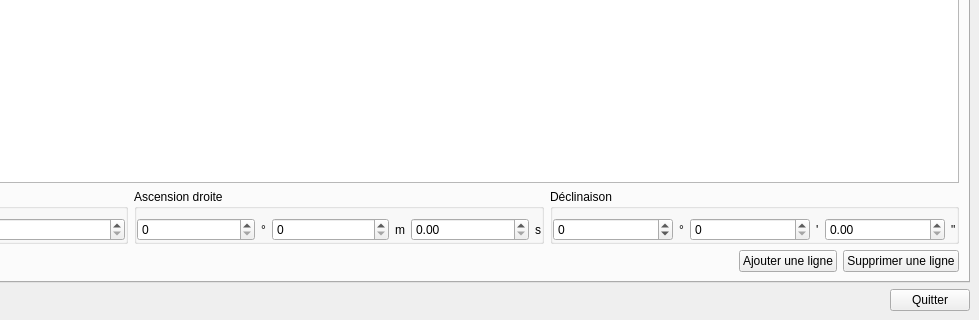
First picture: the form in tables/mapstable.ui, repository Paracetamol56/Observeur2, before the edit; both pictures show x 301 to 1280 and y 400 to 720 of the 1280 by 720 pixel window.
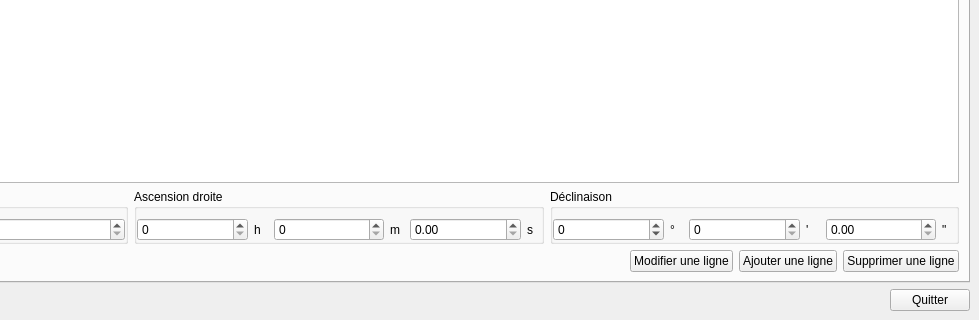
Second picture: the form after the edit. The open tabs and pages were chosen to show the change. Icons and pictures are not drawn.

What changed in the file:
```diff
--- a/tables/mapstable.ui
+++ b/tables/mapstable.ui
@@ -567,7 +567,7 @@
            <property name="title">
             <string>Ascension droite</string>
            </property>
-           <layout class="QHBoxLayout" name="horizontalLayout_12" stretch="1,0,1,0,1,0">
+           <layout class="QHBoxLayout" name="horizontalLayout_12" stretch="8,1,8,1,8,1">
             <property name="leftMargin">
              <number>0</number>
             </property>
@@ -586,7 +586,7 @@
             <item>
              <widget class="QLabel" name="raHourLabel_3">
               <property name="text">
-               <string>°</string>
+               <string>h</string>
               </property>
              </widget>
             </item>
@@ -622,7 +622,7 @@
            <property name="title">
             <string>Déclinaison</string>
            </property>
-           <layout class="QHBoxLayout" name="horizontalLayout_13" stretch="1,0,1,0,1,0">
+           <layout class="QHBoxLayout" name="horizontalLayout_13" stretch="8,1,8,1,8,1">
             <property name="leftMargin">
              <number>0</number>
             </property>
@@ -703,6 +703,17 @@
            </property>
           </spacer>
          </item>
+         <item>
+          <widget class="QPushButton" name="modifyPushButton_3">
+           <property name="text">
+            <string>Modifier une ligne</string>
+           </property>
+           <property name="icon">
+            <iconset resource="../ressources.qrc">
+             <normaloff>:/Ressources/icons/icons8-edit-row-96.png</normaloff>:/Ressources/icons/icons8-edit-row-96.png</iconset>
+           </property>
+          </widget>
+         </item>
          <item>
           <widget class="QPushButton" name="addPushButton_3">
            <property name="text">
```
Left out of the diff: 30 changed lines with no effect on the pictures.
